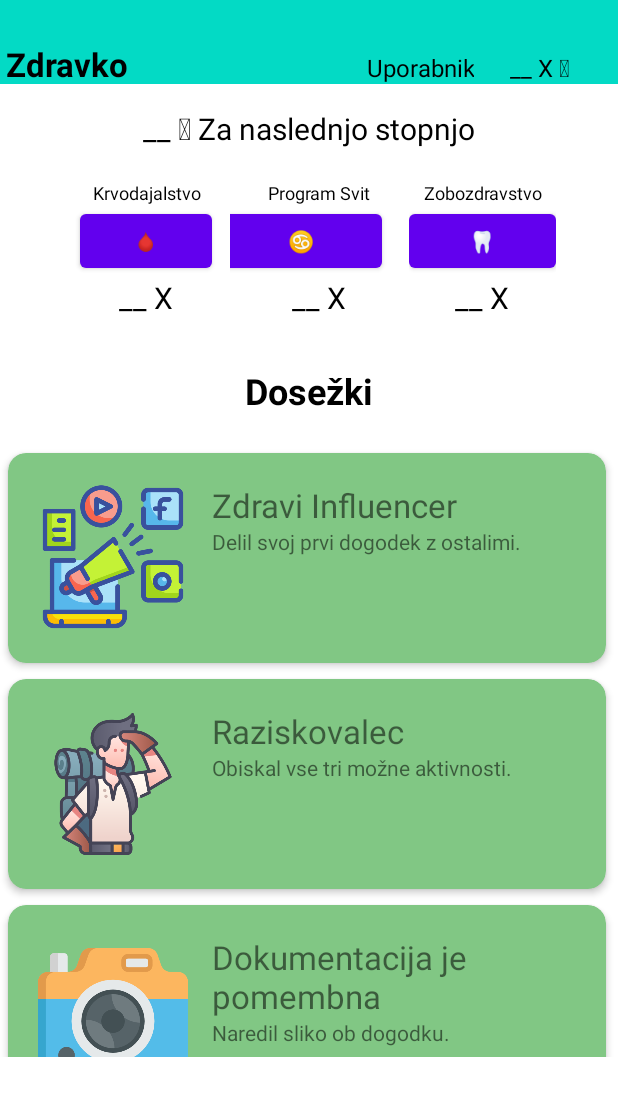
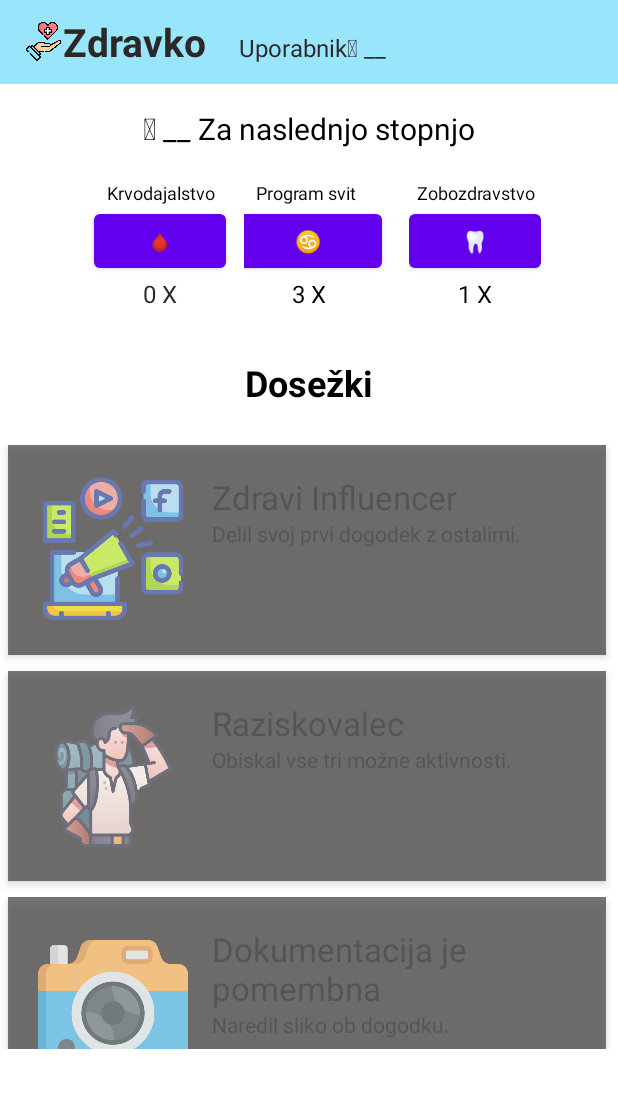
Before and after one commit to spin311/kdhero, an Android app: the screen it shows after launch (MainActivity), on a phone screen of 412 x 824 dp. Shown: the top 1096 px of the screen. Run offline under Robolectric (Android 15) with nearby library versions, the phone set to English and light mode, and no system bars.

Commit message:
achievements linked with profile

```diff
--- a/app/src/main/java/com/example/pbd2022_lab_3/DataFile.kt
+++ b/app/src/main/java/com/example/pbd2022_lab_3/DataFile.kt
@@ -13,15 +13,15 @@ object DataFile {
     val dent1 = arrayOf(Activity("2022-09-01", ""), Activity("2021-09-02", ""))
     val svit1 = arrayOf(Activity("2021-03-01", ""), Activity("2021-07-15", ""), Activity("2020-10-12", ""))
     val user1 = Person("jan33", "secret", 16, "jannovak@gmail.com",
-    "m", 180, don1, dent1, svit1, arrayOf(1,2,3,4,7,8))
+    "m", 180, don1, dent1, svit1, arrayOf(0,1,2,3,6,7))
     val don2 = emptyArray<Activity>()
     val dent2 = arrayOf(Activity("2017-09-01", ""))
     val svit2 = arrayOf(Activity("2018-03-01", ""), Activity("2021-07-15", ""), Activity("2020-10-12", ""))
     val user2 = Person("healthyMaja", "secret", 35, "majapajek@yahoo.com",
-        "f", 180, don2, dent2, svit2, arrayOf(4,5,8))
+        "f", 50, don2, dent2, svit2, arrayOf(3,4,7))
     val don3 = arrayOf(Activity("2021-03-01", ""))
     val dent3 = arrayOf(Activity("2021-09-01", ""), Activity("2022-09-02", ""), Activity("2020-09-02", ""))
     val svit3 = arrayOf(Activity("2020-03-01", ""), Activity("2021-07-15", ""), Activity("2022-10-12", ""))
-    val user3 = Person("mihaKing", "secret", 55, "mihakovac@gmail.com", "m", 180, don3, dent3, svit3, arrayOf(8))
+    val user3 = Person("mihaKing", "secret", 55, "mihakovac@gmail.com", "m", 300, don3, dent3, svit3, arrayOf(7))
     val data = arrayOf(user1, user2, user3)
 }
--- a/app/src/main/java/com/example/pbd2022_lab_3/HomeFragment.kt
+++ b/app/src/main/java/com/example/pbd2022_lab_3/HomeFragment.kt
@@ -1,10 +1,12 @@
 package com.example.pbd2022_lab_3
 
+import android.content.Context
 import android.os.Bundle
 import androidx.fragment.app.Fragment
 import android.view.LayoutInflater
 import android.view.View
 import android.view.ViewGroup
+import android.widget.TextView
 import androidx.recyclerview.widget.LinearLayoutManager
 import androidx.recyclerview.widget.RecyclerView
 
@@ -15,6 +17,9 @@ import androidx.recyclerview.widget.RecyclerView
  */
 class HomeFragment : Fragment() {
     // TODO: Rename and change types of parameters
+    private var listener: MyFragmentListener? = null
+    private var coins: Int = 0
+    private var achievements: Array<Int> = arrayOf(0)
     private var recyclerView: RecyclerView? = null
     private var layoutManager: RecyclerView.LayoutManager? = null
     private var adapter: RecyclerView.Adapter<*>? = null
@@ -23,16 +28,48 @@ class HomeFragment : Fragment() {
         super.onCreate(savedInstanceState)
     }
 
+    interface MyFragmentListener {
+        fun onMyVariableSet(myVariable: Int)
+    }
+
     override fun onCreateView(
         inflater: LayoutInflater, container: ViewGroup?,
         savedInstanceState: Bundle?
     ): View? {
+        val view = inflater.inflate(R.layout.fragment_home, container, false)
         // Inflate the layout for this fragment
-        val view = inflater.inflate(R.layout.fragment_home, container, false)
+        val sharedPref = view?.context?.getSharedPreferences("userId", Context.MODE_PRIVATE)
+        val user = sharedPref?.getString("userId", "0")
+        val don = when(user) {
+            "1" -> DataFile.user1
+            "2" -> DataFile.user2
+            "3" -> DataFile.user3
+            else -> null
+        }
+        if(don != null) {
+            coins = don.noOfCoins
+            achievements= don.achievements
+        }
+        listener?.onMyVariableSet(coins)
+
+
+
+        val kri = don?.bloodDon?.size
+        val zob = don?.dentist?.size
+        val svit = don?.svit?.size
+
+        val kriCount = view.findViewById<TextView>(R.id.kdCounter)
+        val zobCount = view.findViewById<TextView>(R.id.zobCounter)
+        val svitCount = view.findViewById<TextView>(R.id.svitCounter)
+
+        kriCount.text = kri.toString().plus(" X")
+        zobCount.text = zob.toString().plus(" X")
+        svitCount.text = svit.toString().plus(" X")
+
         recyclerView = view.findViewById(R.id.achievementsRecyclerView)
         layoutManager = LinearLayoutManager(view.context)
         recyclerView?.layoutManager = layoutManager
-        adapter = RecyclerAdapter()
+        adapter = RecyclerAdapter(achievements)
         recyclerView?.adapter = adapter
         return view
     }
--- a/app/src/main/java/com/example/pbd2022_lab_3/MainActivity.kt
+++ b/app/src/main/java/com/example/pbd2022_lab_3/MainActivity.kt
@@ -1,16 +1,32 @@
 package com.example.pbd2022_lab_3
 
+import android.content.Context
 import androidx.appcompat.app.AppCompatActivity
 import android.os.Bundle
+import android.util.Log
+import android.widget.TextView
 import androidx.fragment.app.Fragment
 import androidx.fragment.app.FragmentManager
 import androidx.fragment.app.FragmentTransaction
 
-class MainActivity : AppCompatActivity() {
+class MainActivity : AppCompatActivity(), HomeFragment.MyFragmentListener {
+
     override fun onCreate(savedInstanceState: Bundle?) {
         super.onCreate(savedInstanceState)
         setContentView(R.layout.activity_main)
+        val sharedPreferences = this.getSharedPreferences("userId", Context.MODE_PRIVATE)
+        val editor = sharedPreferences.edit()
+        editor.putString("userId", "2")
+        editor.apply()
+
         replaceFragment(HomeFragment())
+    }
+
+    override fun onMyVariableSet(myVariable: Int){
+        val coinCount: TextView = findViewById(R.id.coins)
+        coinCount.text = myVariable.toString()
+        Log.d("MainActivity", "onMyVariableSet: $myVariable")
+
     }
     private fun replaceFragment(fragment: Fragment) {
         val fragmentManager: FragmentManager = supportFragmentManager
--- a/app/src/main/java/com/example/pbd2022_lab_3/Person.kt
+++ b/app/src/main/java/com/example/pbd2022_lab_3/Person.kt
@@ -10,6 +10,6 @@ class Person (
     val bloodDon: Array<Activity>,
     val dentist: Array<Activity>,
     val svit: Array<Activity>,
-    val achievements: Array<Int> // ids of achievements that the person has achieved
+    var achievements: Array<Int> // ids of achievements that the person has achieved
 )  {
 }
--- a/app/src/main/java/com/example/pbd2022_lab_3/RecyclerAdapter.kt
+++ b/app/src/main/java/com/example/pbd2022_lab_3/RecyclerAdapter.kt
@@ -1,16 +1,18 @@
 package com.example.pbd2022_lab_3
 
+import android.content.Context
 import android.util.Log
 import android.view.LayoutInflater
 import android.view.View
 import android.view.ViewGroup
 import android.widget.ImageView
 import android.widget.TextView
+import androidx.core.content.ContextCompat
 import androidx.recyclerview.widget.RecyclerView
 import com.example.pbd2022_lab_3.RecyclerAdapter.CardViewHolder
 
 
-class RecyclerAdapter : RecyclerView.Adapter<CardViewHolder?>() {
+class RecyclerAdapter(private val achievements: Array<Int>) : RecyclerView.Adapter<CardViewHolder?>() {
     private val titles = arrayOf(
         "Zdravi Influencer",
         "Raziskovalec",
@@ -54,11 +56,19 @@ class RecyclerAdapter : RecyclerView.Adapter<CardViewHolder?>() {
     override fun onCreateViewHolder(viewGroup: ViewGroup, i: Int): CardViewHolder {
         // have a CardViewHolder created when needed
         val view = LayoutInflater.from(viewGroup.context).inflate(R.layout.achievement_layout, viewGroup, false)
+
+
         return CardViewHolder(view)
     }
 
     override fun onBindViewHolder(viewHolder: CardViewHolder, i: Int) {
         // TODO: set the image, title, and details data
+
+        if(i !in achievements) {
+            viewHolder.itemView.setBackgroundColor(ContextCompat.getColor(viewHolder.itemView.context, R.color.disabled))
+            viewHolder.itemView.isClickable = false
+            viewHolder.itemView.alpha = 0.7f
+        }
         viewHolder.itemImage?.setImageResource(images[i])
         viewHolder.itemTitle?.text = titles[i]
         viewHolder.itemDetail?.text = details[i]
--- a/app/src/main/res/layout/activity_main.xml
+++ b/app/src/main/res/layout/activity_main.xml
@@ -1,34 +1,45 @@
 <?xml version="1.0" encoding="utf-8"?>
-<androidx.constraintlayout.widget.ConstraintLayout xmlns:android="http://schemas.android.com/apk/res/android"
-    android:id="@+id/activityMain"
+<RelativeLayout xmlns:android="http://schemas.android.com/apk/res/android"
     xmlns:app="http://schemas.android.com/apk/res-auto"
     xmlns:tools="http://schemas.android.com/tools"
+    android:id="@+id/activityMain"
     android:layout_width="match_parent"
-    android:layout_height="match_parent"
+    android:layout_height="wrap_content"
     tools:context=".MainActivity">
 
     <androidx.appcompat.widget.Toolbar
         android:id="@+id/toolbar"
         android:layout_width="match_parent"
         android:layout_height="?attr/actionBarSize"
-        android:background="@color/teal_200"
-        app:layout_constraintEnd_toEndOf="parent"
-        app:layout_constraintStart_toStartOf="parent"
-        app:layout_constraintTop_toTopOf="parent"
-        app:popupTheme="@style/ThemeOverlay.AppCompat.Light"/>
+        android:background="@color/blue"
+        app:popupTheme="@style/ThemeOverlay.AppCompat.Light" >
+
+    <androidx.appcompat.widget.LinearLayoutCompat
+        android:layout_width="wrap_content"
+        android:layout_height="wrap_content"
+        android:layout_centerVertical="true"
+
+        android:orientation="horizontal">
+
+    <ImageView
+
+        android:layout_width="26sp"
+        android:layout_height="26sp"
+        android:layout_gravity="center_vertical"
+        android:src="@drawable/healthcare" />
 
     <TextView
         android:id="@+id/appName"
         android:layout_width="wrap_content"
         android:layout_height="wrap_content"
-            android:layout_marginStart="4dp"
-            android:gravity="start"
+        android:gravity="center_horizontal"
         android:text="@string/appName"
-            android:textColor="@color/black"
+        android:textColor="@color/darkGrey"
+        android:textSize="26sp"
         android:textStyle="bold"
-            android:textSize="22sp"
-            app:layout_constraintBaseline_toBaselineOf="@+id/coins"
-            app:layout_constraintStart_toStartOf="@+id/toolbar"
+        android:layout_centerVertical="true"
+        android:drawablePadding="8dp"
+
         />
 
 
@@ -36,26 +47,28 @@
         android:id="@+id/username"
         android:layout_width="wrap_content"
         android:layout_height="wrap_content"
-        android:layout_marginEnd="24dp"
-        android:gravity="center"
-        android:textColor="@color/black"
+        android:text="@string/username"
+        android:layout_marginStart="22dp"
 
-        android:text="@string/username"
+
+        android:textColor="@color/darkGrey"
         android:textSize="16sp"
-        app:layout_constraintBottom_toBottomOf="@+id/toolbar"
-        app:layout_constraintEnd_toStartOf="@+id/coins" />
+        tools:layout_editor_absoluteX="171dp"
+        tools:layout_editor_absoluteY="34dp" />
 
     <TextView
         android:id="@+id/coins"
         android:layout_width="wrap_content"
         android:layout_height="wrap_content"
-        android:layout_marginEnd="32dp"
-        android:textColor="@color/black"
         android:gravity="center"
         android:text="@string/Coins"
+        android:textColor="@color/darkGrey"
         android:textSize="16sp"
-        app:layout_constraintBottom_toBottomOf="@+id/toolbar"
-        app:layout_constraintEnd_toEndOf="parent" />
+        tools:layout_editor_absoluteX="328dp"
+        tools:layout_editor_absoluteY="34dp" />
+
+    </androidx.appcompat.widget.LinearLayoutCompat>
+    </androidx.appcompat.widget.Toolbar>
 
 
-</androidx.constraintlayout.widget.ConstraintLayout>
+</RelativeLayout>
--- a/app/src/main/res/layout/fragment_home.xml
+++ b/app/src/main/res/layout/fragment_home.xml
@@ -65,12 +65,13 @@
                 app:layout_constraintVertical_bias="0.155" />
 
             <TextView
+                android:id="@+id/kdCounter"
                 android:layout_width="match_parent"
                 android:layout_height="wrap_content"
                 android:gravity="center"
                 android:text="@string/visit_counter"
-                android:textColor="@color/black"
-                android:textSize="20sp" />
+                android:textColor="@color/darkGrey"
+                android:textSize="16sp" />
         </LinearLayout>
 
         <LinearLayout
@@ -82,14 +83,15 @@
             <TextView
                 android:layout_width="match_parent"
                 android:layout_height="wrap_content"
-                android:gravity="center"
+                android:gravity="start"
+                android:layout_marginLeft="5dp"
                 android:text="@string/Svit"
                 android:textColor="@color/black"
                 android:textSize="12sp" />
 
             <Button
                 android:id="@+id/svitBtn"
-                android:layout_width="107dp"
+                android:layout_width="98dp"
                 android:layout_height="wrap_content"
                 android:layout_marginEnd="12dp"
                 android:text="@string/cancer_png"
@@ -101,12 +103,14 @@
                 app:layout_constraintVertical_bias="0.155" />
 
             <TextView
+                android:id="@+id/svitCounter"
                 android:layout_width="match_parent"
                 android:layout_height="wrap_content"
                 android:gravity="center"
                 android:text="@string/visit_counter"
+                android:layout_marginRight="11dp"
                 android:textColor="@color/black"
-                android:textSize="20sp" />
+                android:textSize="16sp" />
 
 
         </LinearLayout>
@@ -127,7 +131,7 @@
 
             <Button
                 android:id="@+id/zobBtn"
-                android:layout_width="98dp"
+                android:layout_width="wrap_content"
                 android:layout_height="wrap_content"
                 android:text="@string/tooth_png"
                 app:layout_constraintBottom_toBottomOf="parent"
@@ -139,12 +143,13 @@
                 app:layout_constraintVertical_bias="0.155" />
 
             <TextView
+                android:id="@+id/zobCounter"
                 android:layout_width="match_parent"
                 android:layout_height="wrap_content"
                 android:gravity="center"
                 android:text="@string/visit_counter"
                 android:textColor="@color/black"
-                android:textSize="20sp" />
+                android:textSize="16sp" />
 
 
         </LinearLayout>
--- a/app/src/main/res/values/colors.xml
+++ b/app/src/main/res/values/colors.xml
@@ -11,6 +11,7 @@
     <color name="colorPrimaryDark">#3700B3</color>
     <color name="colorAccent">#03DAC5</color>
     <color name="darkGrey">#2D2727</color>
+    <color name="disabled">#3F3B3B</color>
     <color name="blue">#99E6FC</color>
     <color name="red">#F2637E</color>
 
--- a/app/src/main/res/values/strings.xml
+++ b/app/src/main/res/values/strings.xml
@@ -1,16 +1,13 @@
 <resources>
-    <string name="app_name">Nightsky Observer</string>
+    <string name="app_name">Zdravko</string>
+    <string name="hello_blank_fragment">Hello</string>
     <string name="action_settings">Settings</string>
-    <string name="tab1_title">Sky Observations</string>
-    <string name="tab2_title">Planet Wiki</string>
-    <string name="tab3_title">Notes</string>
-    <string name="hello_blank_fragment">Hello blank fragment</string>
     <string name="username">Uporabnik</string>
-    <string name="Coins">__ X 🪙</string>
+    <string name="Coins">🪙 __</string>
     <string name="appName">Zdravko</string>
-    <string name="next_lvl">__ 🪙 Za naslednjo stopnjo</string>
+    <string name="next_lvl">🪙 __  Za naslednjo stopnjo</string>
     <string name="Krvodajalstvo">Krvodajalstvo</string>
-    <string name="Svit">Program Svit</string>
+    <string name="Svit">Program svit</string>
     <string name="Zobozdravstvo">Zobozdravstvo</string>
     <string name="visit_counter">__ X</string>
     <string name="blood_png">🩸</string>
--- a/app/src/main/res/values/styles.xml
+++ b/app/src/main/res/values/styles.xml
@@ -3,8 +3,8 @@
     <!-- Base application theme. -->
     <style name="AppTheme" parent="Theme.AppCompat.Light.DarkActionBar">
         <!-- Customize your theme here. -->
-        <item name="colorPrimary">@color/colorPrimary</item>
-        <item name="colorPrimaryDark">@color/colorPrimaryDark</item>
+        <item name="colorPrimary">@color/blue</item>
+        <item name="colorPrimaryDark">@color/darkGrey</item>
         <item name="colorAccent">@color/colorAccent</item>
     </style>
 
```
Lines whose indentation alone changed are shown as unchanged.
